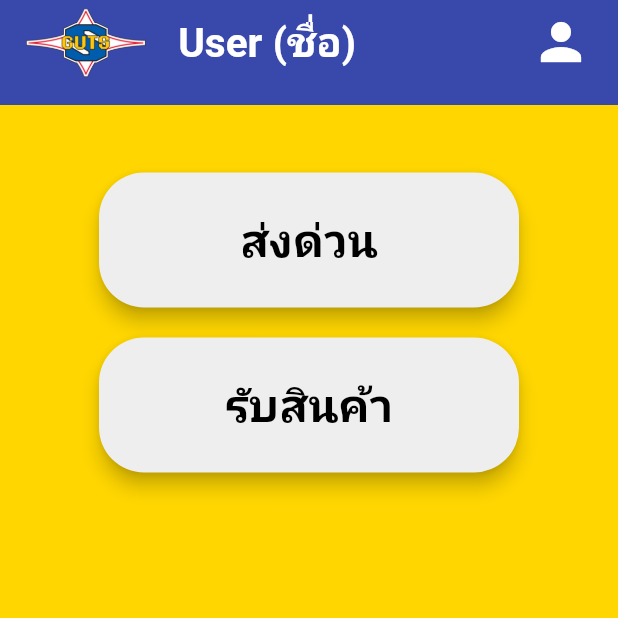
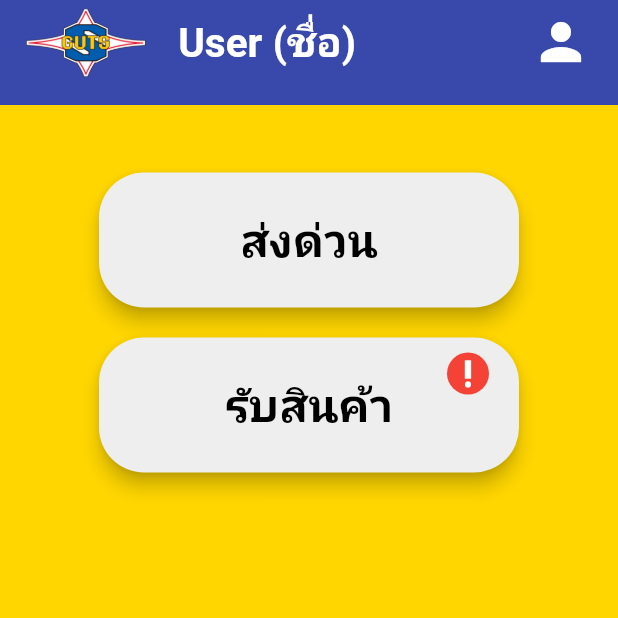
Before and after one commit to JirathPumme/Delivery, a Flutter app: the screen it shows after launch, on a phone screen of 412 x 824 dp, the top half of it. Run offline on Flutter 3.47's test engine with Material 3 defaults, Android fonts, the phone set to English and light mode, and no system bars; our stand-ins replace cloud_firestore, firebase_core, flex_color_scheme, flutter_map, geolocator, get and 4 more; accounts and stored records are empty.

```diff
--- a/lib/pages/home_user.dart
+++ b/lib/pages/home_user.dart
@@ -1,15 +1,22 @@
 import 'package:delivery/pages/ready_delivery.dart';
+import 'package:delivery/pages/wait_rider_recieve.dart';
 import 'package:flutter/material.dart';
 
 
 class HomeUser extends StatelessWidget {
-  const HomeUser({super.key});
+  final bool hasIncomingPackage;
+
+
+  const HomeUser({
+    super.key,
+    required this.hasIncomingPackage,
+  });
 
   @override
   Widget build(BuildContext context) {
-    return Scaffold(
-      backgroundColor: Colors.yellowAccent[700],
-      body: Center(
+    return Container(
+      width: double.infinity,
+      color: Colors.yellowAccent[700],
       child: Column(
         mainAxisAlignment: MainAxisAlignment.start,
         children: [
@@ -46,9 +53,21 @@ class HomeUser extends StatelessWidget {
 
             const Text(''),
 
+            Stack(
+            clipBehavior: Clip.none,
+            children: [
               ElevatedButton(
-              onPressed: () {},
-
+                onPressed: () {
+                  Navigator.push(
+                    context,
+                    MaterialPageRoute(
+                      builder: (context) => WaitRiderRecieve(
+                        deliveryId: "ID_ของที่กำลังมาส่ง", // <-- นายต้องหา ID ของของที่มาส่งให้เจอ
+                        role: TrackingUserRole.receiver, // <-- ระบุว่าเป็น Receiver
+                      ),
+                    ),
+                  );
+                },
                 style: ElevatedButton.styleFrom(
                   backgroundColor: Colors.grey[200],
                   foregroundColor: Colors.black,
@@ -58,17 +77,26 @@ class HomeUser extends StatelessWidget {
                   ),
                   elevation: 5,
                 ),
+                child: const Text('รับสินค้า', style: TextStyle(fontSize: 30, fontWeight: FontWeight.bold)),
+              ),
 
-              child: const Text(
-                'รับสินค้า',
-                style: TextStyle(
-                  fontSize: 30,
-                  fontWeight: FontWeight.bold,
+              // ไอคอนแจ้งเตือน (จะแสดงก็ต่อเมื่อ hasIncomingPackage เป็น true) ---
+              if (hasIncomingPackage)
+                Positioned(
+                  top: 10,
+                  right: 20,
+                  child: Container(
+                    padding: const EdgeInsets.all(2),
+                    decoration: const BoxDecoration(
+                      color: Colors.red,
+                      shape: BoxShape.circle,
                     ),
+                    child: const Icon(Icons.priority_high, color: Colors.white, size: 24),
                   ),
                 ),
               ],
             ),
+          ],
         ),
       );
   }
--- a/lib/pages/user_main_screen.dart
+++ b/lib/pages/user_main_screen.dart
@@ -1,3 +1,5 @@
+import 'dart:async';
+
 import 'package:flutter/material.dart';
 import 'package:delivery/components/custombottombavbar.dart';
 import 'package:delivery/pages/home_user.dart';
@@ -15,11 +17,45 @@ class UserMainScreen extends StatefulWidget {
 class _UserMainScreenState extends State<UserMainScreen> {
   int _selectedIndex = 0;
 
-  static const List<Widget> _pages = <Widget>[
+  bool _hasIncomingPackage = true;
+
+  @override
+  void initState() {
+    super.initState();
+    // สร้าง 'สถานการณ์จำลอง' ---
+    // จำลองว่าหลังจากเปิดแอป 3 วินาที มีของมาส่ง!
+    Timer(const Duration(seconds: 3), () {
+      if (mounted) {
+        setState(() {
+          _hasIncomingPackage = true; // สั่งให้แสดงไอคอน true = show false = Not
+        });
+
+        ScaffoldMessenger.of(context).showSnackBar(
+          const SnackBar(
+            content: Text('สินค้ากำลังนำส่ง!',
+            style: TextStyle(
+              fontWeight: FontWeight.bold,
+              fontSize: 20
+            ),),
+            backgroundColor: Colors.green,
+          ),
+        );
+      }
+    });
+  }
+
+  late final List<Widget> _pages = <Widget>[
+    HomeUser(hasIncomingPackage: _hasIncomingPackage),
+    const ListUserPage(),
+    const SettingPage(),
+  ];
+
+
+ /* static const List<Widget> _pages = <Widget>[
     HomeUser(),   // Index 0
     ListUserPage(),   // Index 1
     SettingPage(),    // Index 2
-  ];
+  ];*/
 
   void _onItemTapped(int index) {
     setState(() {
```
Also changed, not shown: lib/pages/complete_sender_page.dart (added, +15 -0 lines), lib/pages/ready_delivery.dart (+9 -5 lines), lib/pages/register_rider.dart (+6 -6 lines), lib/pages/register_user.dart (+32 -9 lines), lib/pages/wait_rider_recieve.dart (+48 -18 lines). Lines whose indentation alone changed are shown as unchanged.
